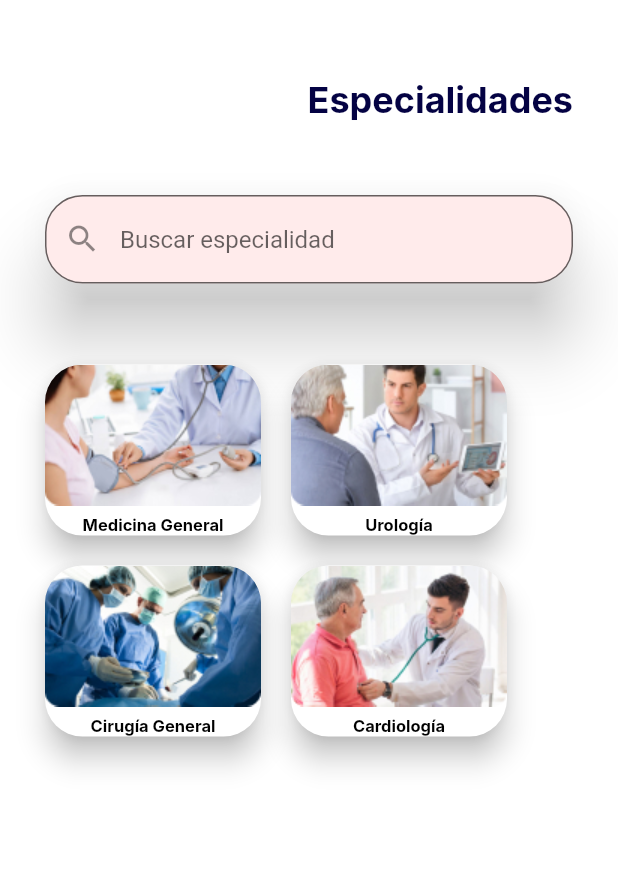
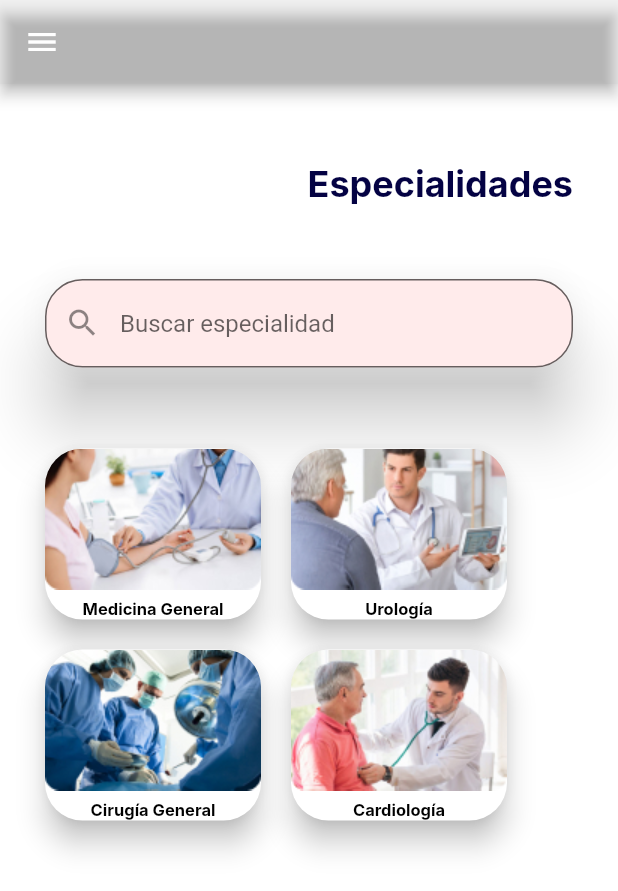
Before and after one commit to JulioOrtizUTEC/TuMundoMedico-Flutter, a Flutter app: the screen it shows after launch, after a tap on "Iniciar Sesión", on a phone screen of 412 x 824 dp. Shown: the top 891 px of the screen. Run offline on Flutter 3.47's test engine with Material 2 defaults, Android fonts, the phone set to English and light mode, and no system bars; missing offline and left inert: dart:ffi; Roboto replaces fonts that are missing (Inter).

Commit message:
subiendo ultimas actualizaciones

```diff
--- a/lib/main.dart
+++ b/lib/main.dart
@@ -2,6 +2,7 @@ import 'package:flutter/material.dart';
 import 'package:tumundomedico_flutter/src/app.dart';
 import 'package:tumundomedico_flutter/src/acercade.dart';
 import 'package:tumundomedico_flutter/src/medicos.dart';
+import 'package:tumundomedico_flutter/src/menu.dart';
 import 'package:tumundomedico_flutter/src/perfil.dart';
 import 'package:tumundomedico_flutter/src/recuperaContra.dart';
 import 'package:tumundomedico_flutter/src/recuperaContraVerificar.dart';
@@ -38,6 +39,9 @@ class MedicosClass extends StatelessWidget{
       debugShowCheckedModeBanner: false,
       title: 'Médicos',
       home: Medicos(),
+    );
+  }
+}
 
 class RecuContraVerificarClass extends StatelessWidget{
   Widget build(BuildContext context){
@@ -68,3 +72,12 @@ class PerfilClass extends StatelessWidget{
       );
   }
 }
+
+class MenuClass extends StatelessWidget{
+  Widget build(BuildContext context){
+    return MaterialApp(
+      debugShowCheckedModeBanner: false,
+      home: Menu(),
+      );
+  }
+}
--- a/lib/src/acercade.dart
+++ b/lib/src/acercade.dart
@@ -2,6 +2,8 @@ import 'dart:ffi';
 
 import 'package:flutter/material.dart';
 import 'package:tumundomedico_flutter/src/app.dart';
+import 'package:tumundomedico_flutter/src/inicio.dart';
+import 'package:tumundomedico_flutter/src/menu.dart';
 
 class AcercaDe extends StatefulWidget {
   const AcercaDe({super.key});
@@ -27,7 +29,7 @@ class _AcercaDeState extends State<AcercaDe> {
                       Navigator.push(
                           context,
                           MaterialPageRoute(
-                              builder: (context) => const Login()));
+                              builder: (context) => const Menu()));
                     },
                     child: const Row(
                       mainAxisSize: MainAxisSize.min,
--- a/lib/src/app.dart
+++ b/lib/src/app.dart
@@ -127,7 +127,12 @@ class _LoginState extends State<Login> {
                 height: 21,
               ),
               SizedBox(
-                child: Text(
+                child: InkWell(
+                  onTap: (){
+                    Navigator.push(context,
+                          MaterialPageRoute(builder: (context) => RecuContraVerificarClass()));
+                  },
+                  child: const Text(
                     '¿Olvidaste tu contraseña?',
                     style: const TextStyle(
                       fontFamily: "Lato",
@@ -137,6 +142,7 @@ class _LoginState extends State<Login> {
                       height: 23 / 12,
                     ),
                     textAlign: TextAlign.center,
+                  ),
                 ),
               ),
               //Espacio entre el link de recuperar contraseña y los botones
@@ -152,7 +158,8 @@ class _LoginState extends State<Login> {
                   shadowColor: Colors.black,
                   child: TextButton(
                     onPressed: () {
-                      Navigator.push(context, MaterialPageRoute(builder: (context)=> Inicio()));
+                      Navigator.push(context,
+                          MaterialPageRoute(builder: (context) => MenuClass()));
                     },
                     style: ButtonStyle(
                       backgroundColor: MaterialStateProperty.all(
@@ -181,7 +188,10 @@ class _LoginState extends State<Login> {
                   shadowColor: Colors.black,
                   child: TextButton(
                     onPressed: () {
-                      Navigator.push(context, MaterialPageRoute(builder: (context)=> RegistroUsu()));
+                      Navigator.push(
+                          context,
+                          MaterialPageRoute(
+                              builder: (context) => RegistroUsu()));
                     },
                     style: ButtonStyle(
                       backgroundColor: MaterialStateProperty.all(Colors.white),
--- a/lib/src/inicio.dart
+++ b/lib/src/inicio.dart
@@ -1,4 +1,9 @@
+import 'dart:ffi';
+
 import 'package:flutter/material.dart';
+import 'package:flutter/services.dart';
+import 'package:tumundomedico_flutter/src/medicos.dart';
+import 'package:tumundomedico_flutter/src/menu.dart';
 
 class Inicio extends StatefulWidget {
   const Inicio({super.key});
@@ -7,14 +12,18 @@ class Inicio extends StatefulWidget {
   State<Inicio> createState() => _InicioState();
 }
 
-class _InicioState extends State<Inicio>{
+class _InicioState extends State<Inicio> {
+  Menu menu = new Menu();
   @override
-  Widget build(BuildContext context){
-    return  Scaffold(
-      backgroundColor:  const Color(0xFFFFFFFF),
+  Widget build(BuildContext context) {
+    return Scaffold(
+        backgroundColor: const Color(0xFFFFFFFF),
         body: ListView(
           padding: const EdgeInsets.symmetric(horizontal: 30.0, vertical: 51.0),
-        children:  <Widget>[
+          children: <Widget>[
+            //Row(
+              //children: [
+                //Column(children: [menu.Menu_Widget]),
                 const Column(
                   mainAxisAlignment: MainAxisAlignment.end,
                   children: <Widget>[
@@ -33,6 +42,8 @@ class _InicioState extends State<Inicio>{
                       height: 50.0,
                     ),
                   ],
+                //),
+              //],
             ),
             Column(
               mainAxisAlignment: MainAxisAlignment.center,
@@ -53,8 +64,7 @@ class _InicioState extends State<Inicio>{
                       ),
                       hintText: 'Buscar especialidad',
                       border: OutlineInputBorder(
-                      borderRadius: BorderRadius.circular(25.0)
-                    ),
+                          borderRadius: BorderRadius.circular(25.0)),
                     ),
                   ),
                 ),
@@ -73,12 +83,15 @@ class _InicioState extends State<Inicio>{
                   clipBehavior: Clip.antiAliasWithSaveLayer,
                   child: InkWell(
                     splashColor: Colors.black26,
-                  onTap: () {},
+                    onTap: () {
+
+                    },
                     child: Column(
                       mainAxisSize: MainAxisSize.min,
                       children: [
                         Ink.image(
-                        image: const AssetImage('images/Medicinageneral.jpg'),height: 94,
+                          image: const AssetImage('images/Medicinageneral.jpg'),
+                          height: 94,
                           width: 144,
                           fit: BoxFit.cover,
                         ),
@@ -107,12 +120,15 @@ class _InicioState extends State<Inicio>{
                   clipBehavior: Clip.antiAliasWithSaveLayer,
                   child: InkWell(
                     splashColor: Colors.black26,
-                  onTap: () {},
+                    onTap: () {
+
+                    },
                     child: Column(
                       mainAxisSize: MainAxisSize.min,
                       children: [
                         Ink.image(
-                        image: const AssetImage('images/Urologia.jpg'),height: 94,
+                          image: const AssetImage('images/Urologia.jpg'),
+                          height: 94,
                           width: 144,
                           fit: BoxFit.cover,
                         ),
@@ -131,7 +147,6 @@ class _InicioState extends State<Inicio>{
                     ),
                   ),
                 )
-
               ],
             ),
             const SizedBox(
@@ -147,12 +162,15 @@ class _InicioState extends State<Inicio>{
                   clipBehavior: Clip.antiAliasWithSaveLayer,
                   child: InkWell(
                     splashColor: Colors.black26,
-                  onTap: () {},
+                    onTap: () {
+
+                    },
                     child: Column(
                       mainAxisSize: MainAxisSize.min,
                       children: [
                         Ink.image(
-                        image: const AssetImage('images/Cirujanos.jpg'),height: 94,
+                          image: const AssetImage('images/Cirujanos.jpg'),
+                          height: 94,
                           width: 144,
                           fit: BoxFit.cover,
                         ),
@@ -181,12 +199,15 @@ class _InicioState extends State<Inicio>{
                   clipBehavior: Clip.antiAliasWithSaveLayer,
                   child: InkWell(
                     splashColor: Colors.black26,
-                  onTap: () {},
+                    onTap: () {
+
+                    },
                     child: Column(
                       mainAxisSize: MainAxisSize.min,
                       children: [
                         Ink.image(
-                        image: const AssetImage('images/Cardiologia.jpg'),height: 94,
+                          image: const AssetImage('images/Cardiologia.jpg'),
+                          height: 94,
                           width: 144,
                           fit: BoxFit.cover,
                         ),
@@ -205,11 +226,9 @@ class _InicioState extends State<Inicio>{
                     ),
                   ),
                 )
-
               ],
             )
           ],
-      )
-    );
+        ));
   }
 }
--- a/lib/src/medicos.dart
+++ b/lib/src/medicos.dart
@@ -16,7 +16,7 @@ class _Medicos extends State<Medicos> {
       body: ListView(
         padding: const EdgeInsets.symmetric(horizontal: 30.0, vertical: 51.0),
         children: <Widget>[
-          Column(
+          const Column(
             mainAxisAlignment: MainAxisAlignment.end,
             children: <Widget>[
               Align(
@@ -48,7 +48,6 @@ class _Medicos extends State<Medicos> {
                     //Textfield de busqueda
                     TextField(
                   enableInteractiveSelection: false,
-                  obscureText: true,
                   decoration: InputDecoration(
                     filled: true,
                     fillColor: Color.fromARGB(255, 235, 235, 235),
@@ -108,7 +107,7 @@ class _Medicos extends State<Medicos> {
                         // Middle: Cuatro líneas de texto centradas
                         Expanded(
                           child: Container(
-                            margin: EdgeInsets.only(top: 8), // Margen superior para centrar el contenido del medio
+                            margin: EdgeInsets.only(top: 5), // Margen superior para centrar el contenido del medio
                             child: Column(
                               crossAxisAlignment: CrossAxisAlignment.start,
                               mainAxisAlignment: MainAxisAlignment.start,
@@ -170,7 +169,7 @@ class _Medicos extends State<Medicos> {
                 ),
               ),
               // Space
-              SizedBox(height: 21),
+              SizedBox(height: 25),
             ],
           ),
 
@@ -212,7 +211,7 @@ class _Medicos extends State<Medicos> {
                         // Middle: Cuatro líneas de texto centradas
                         Expanded(
                           child: Container(
-                            margin: EdgeInsets.only(top: 8), // Margen superior para centrar el contenido del medio
+                            margin: EdgeInsets.only(top: 5), // Margen superior para centrar el contenido del medio
                             child: Column(
                               crossAxisAlignment: CrossAxisAlignment.start,
                               mainAxisAlignment: MainAxisAlignment.start,
--- /dev/null
+++ b/lib/src/menu.dart
@@ -0,0 +1,216 @@
+import 'package:flutter/material.dart';
+import 'package:tumundomedico_flutter/main.dart';
+import 'package:tumundomedico_flutter/src/app.dart';
+import 'package:tumundomedico_flutter/src/acercade.dart';
+import 'package:tumundomedico_flutter/src/inicio.dart';
+import 'package:tumundomedico_flutter/src/medicos.dart';
+import 'package:tumundomedico_flutter/src/perfil.dart';
+
+class Menu extends StatefulWidget {
+  const Menu({super.key});
+
+  @override
+  State<Menu> createState() => _MenuState();
+}
+
+class _MenuState extends State<Menu> {
+  int _selectDrawerItem = 0;
+
+  _getDrawerItemWidget(int pos) {
+    switch (pos) {
+      case 0:
+        return const Inicio();
+      case 1:
+        return const Medicos();
+      case 2:
+        return const Perfil();
+      case 3:
+        return const AcercaDe();
+    }
+  }
+
+  _onSelectItem(int pos) {
+    setState(() {
+      _selectDrawerItem = pos;
+    });
+  }
+
+  @override
+  Widget build(BuildContext context) {
+    return Scaffold(
+      appBar: AppBar(
+        backgroundColor: Colors.transparent,
+      ),
+      drawer: Drawer(
+        backgroundColor: const Color.fromARGB(255, 10, 118, 98),
+        child: ListView(
+          children: <Widget>[
+            const SizedBox(
+              height: 50.0,
+            ),
+            const Column(
+              children: [
+                // Este es el widget para poder mostrar la imagen de inicio de sesión que setiene en el mockup
+                CircleAvatar(
+                  radius: 85.0,
+                  backgroundImage: AssetImage('images/imagen-usuario.png'),
+                ),
+              ],
+            ),
+            const SizedBox(
+              height: 25.0,
+            ),
+            const Column(
+              children: [
+                SizedBox(
+                  width: 900,
+                  child: Align(
+                    alignment: Alignment.center,
+                    //Acá se colocan los textos de bienvenida
+                    child: Text('Usuario',
+                        style: TextStyle(
+                            fontFamily: 'Inter',
+                            fontSize: 24,
+                            color: Color.fromARGB(255, 255, 255, 255),
+                            fontWeight: FontWeight.w700,
+                            height: 27 / 22),
+                        textAlign: TextAlign.center),
+                  ),
+                ),
+              ],
+            ),
+            const SizedBox(
+              height: 50.0,
+            ),
+            Column(
+              children: [
+                //Opcion de inicio
+                ListTile(
+                  title: const Text(
+                    'Inicio',
+                    style: TextStyle(
+                        fontFamily: 'Inter',
+                        fontSize: 16,
+                        color: Color.fromARGB(255, 255, 255, 255),
+                        fontWeight: FontWeight.w700,
+                        height: 27 / 22),
+                  ),
+                  leading: const Icon(
+                    Icons.home,
+                    color: Colors.white,
+                  ),
+                  onTap: () {
+                    _onSelectItem(0);
+                    Navigator.of(context).pop();
+                  },
+                ),
+                //Opcion de medicos
+                ListTile(
+                  title: const Text(
+                    'Medicos',
+                    style: TextStyle(
+                        fontFamily: 'Inter',
+                        fontSize: 16,
+                        color: Color.fromARGB(255, 255, 255, 255),
+                        fontWeight: FontWeight.w700,
+                        height: 27 / 22),
+                  ),
+                  leading: const Icon(
+                    Icons.medical_information,
+                    color: Colors.white,
+                  ),
+                  onTap: () {
+                    _onSelectItem(1);
+                    Navigator.of(context).pop();
+                  },
+                ),
+                //Opcion de perfil
+                ListTile(
+                  title: const Text(
+                    'Perfil',
+                    style: TextStyle(
+                        fontFamily: 'Inter',
+                        fontSize: 16,
+                        color: Color.fromARGB(255, 255, 255, 255),
+                        fontWeight: FontWeight.w700,
+                        height: 27 / 22),
+                  ),
+                  leading: const Icon(
+                    Icons.person,
+                    color: Colors.white,
+                  ),
+                  onTap: () {
+                    _onSelectItem(2);
+                    Navigator.of(context).pop();
+                  },
+                ),
+                //Opcion de acerca de
+                ListTile(
+                  title: const Text(
+                    'Acerca De',
+                    style: TextStyle(
+                        fontFamily: 'Inter',
+                        fontSize: 16,
+                        color: Color.fromARGB(255, 255, 255, 255),
+                        fontWeight: FontWeight.w700,
+                        height: 27 / 22),
+                  ),
+                  leading: const Icon(
+                    Icons.info,
+                    color: Colors.white,
+                  ),
+                  onTap: () {
+                    _onSelectItem(3);
+                    Navigator.of(context).pop();
+                  },
+                ),
+              ],
+            ),
+            const SizedBox(
+              height: 190,
+            ),
+            Column(
+              children: [
+                //Boton de Registrarse
+                SizedBox(
+                  height: 35,
+                  width: 250,
+                  child: Material(
+                    shape: RoundedRectangleBorder(
+                        borderRadius: BorderRadius.circular(1),
+                        side: const BorderSide(
+                          color: Color.fromARGB(255, 241, 6, 6),
+                          width: 2,
+                        )),
+                    elevation: 20.0,
+                    shadowColor: Colors.black,
+                    child: TextButton(
+                      onPressed: () {
+                        Navigator.push(
+                            context,
+                            MaterialPageRoute(
+                                builder: (context) => const Login()));
+                      },
+                      style: ButtonStyle(
+                        backgroundColor:
+                            MaterialStateProperty.all(Colors.white),
+                      ),
+                      child: const Text(
+                        'Cerrar Sesión',
+                        style: TextStyle(
+                          color: Color.fromARGB(255, 241, 6, 6),
+                          fontSize: 16,
+                        ),
+                      ),
+                    ),
+                  ),
+                ),
+              ],
+            ),
+          ],
+        ),
+      ),
+      body: _getDrawerItemWidget(_selectDrawerItem),
+    );
+  }
+}
```
Also changed, not shown: 1 other file. Lines whose indentation alone changed are shown as unchanged.
